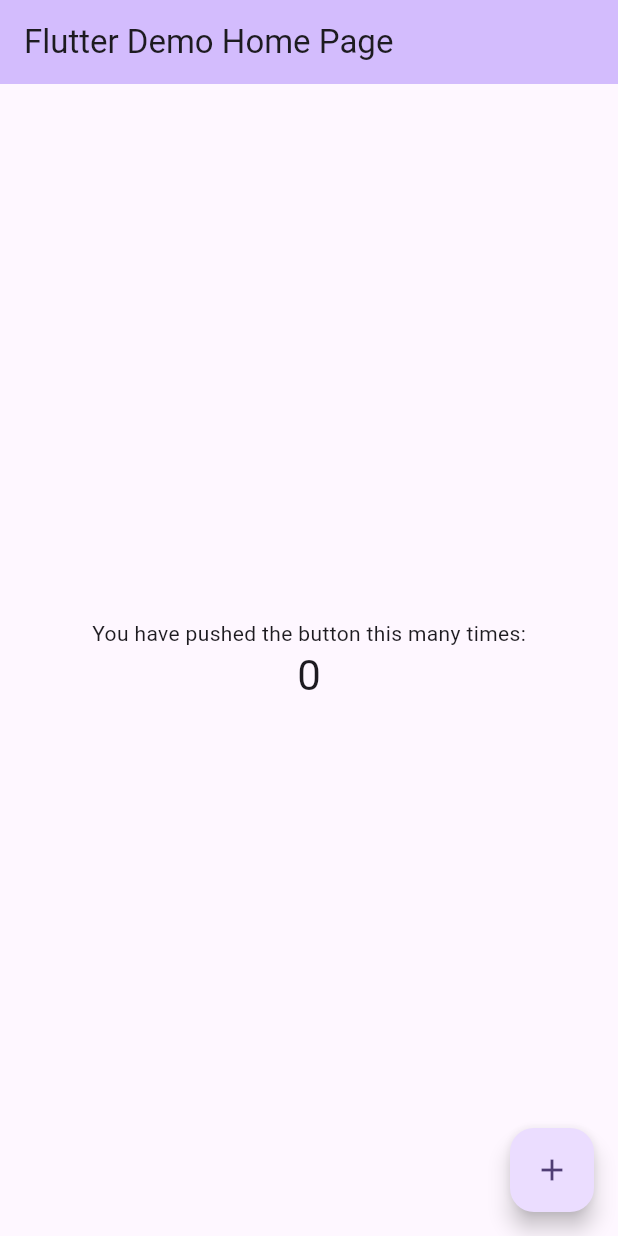
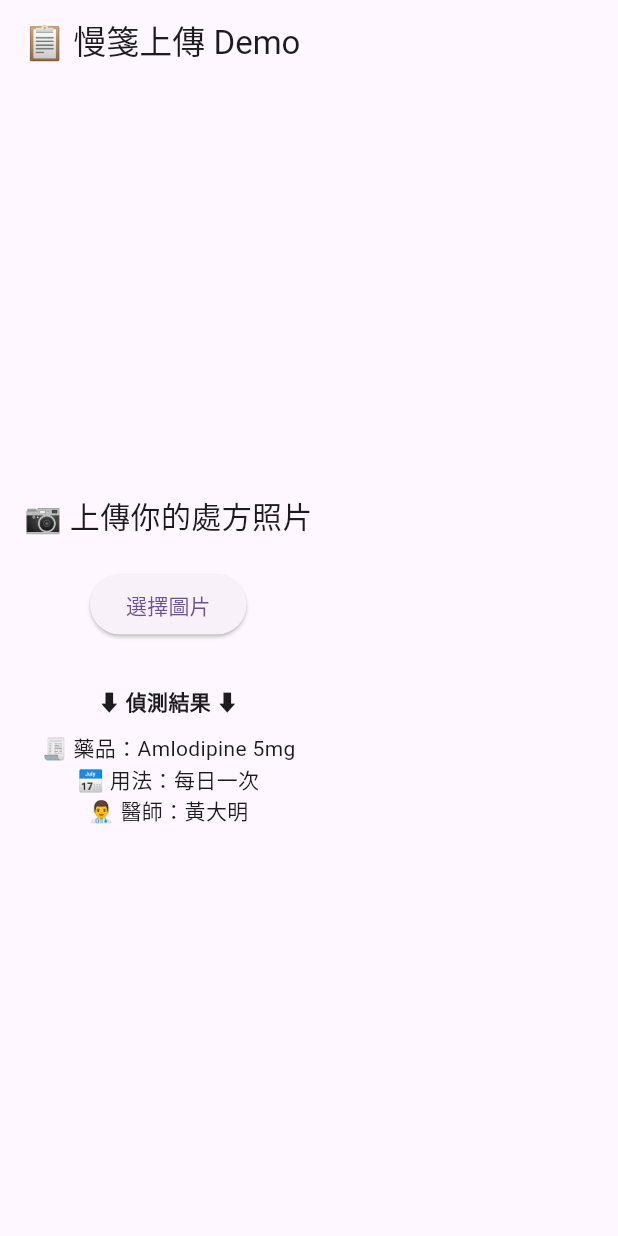
Before and after one commit to Aone0213/Wuchaobang, a Flutter app: the screen it shows after launch, on a phone screen of 412 x 824 dp. Run offline on Flutter 3.47's test engine with Material 3 defaults, Android fonts, the phone set to English and light mode, and no system bars.

Commit message:
首次上傳 Flutter 專案

```diff
--- a/lib/main.dart
+++ b/lib/main.dart
@@ -1,4 +1,4 @@
-import 'package:flutter/material.dart';
+import 'package:flutter/material.dart'; // ← import 放在最上面！
 
 void main() {
   runApp(const MyApp());
@@ -7,116 +7,56 @@ void main() {
 class MyApp extends StatelessWidget {
   const MyApp({super.key});
 
-  // This widget is the root of your application.
   @override
   Widget build(BuildContext context) {
     return MaterialApp(
-      title: 'Flutter Demo',
+      title: '慢箋 Demo App',
       theme: ThemeData(
-        // This is the theme of your application.
-        //
-        // TRY THIS: Try running your application with "flutter run". You'll see
-        // the application has a purple toolbar. Then, without quitting the app,
-        // try changing the seedColor in the colorScheme below to Colors.green
-        // and then invoke "hot reload" (save your changes or press the "hot
-        // reload" button in a Flutter-supported IDE, or press "r" if you used
-        // the command line to start the app).
-        //
-        // Notice that the counter didn't reset back to zero; the application
-        // state is not lost during the reload. To reset the state, use hot
-        // restart instead.
-        //
-        // This works for code too, not just values: Most code changes can be
-        // tested with just a hot reload.
         colorScheme: ColorScheme.fromSeed(seedColor: Colors.deepPurple),
+        useMaterial3: true,
       ),
-      home: const MyHomePage(title: 'Flutter Demo Home Page'),
+      home: const MyHomePage(),
     );
   }
 }
 
-class MyHomePage extends StatefulWidget {
-  const MyHomePage({super.key, required this.title});
-
-  // This widget is the home page of your application. It is stateful, meaning
-  // that it has a State object (defined below) that contains fields that affect
-  // how it looks.
-
-  // This class is the configuration for the state. It holds the values (in this
-  // case the title) provided by the parent (in this case the App widget) and
-  // used by the build method of the State. Fields in a Widget subclass are
-  // always marked "final".
-
-  final String title;
-
-  @override
-  State<MyHomePage> createState() => _MyHomePageState();
-}
-
-class _MyHomePageState extends State<MyHomePage> {
-  int _counter = 0;
-
-  void _incrementCounter() {
-    setState(() {
-      // This call to setState tells the Flutter framework that something has
-      // changed in this State, which causes it to rerun the build method below
-      // so that the display can reflect the updated values. If we changed
-      // _counter without calling setState(), then the build method would not be
-      // called again, and so nothing would appear to happen.
-      _counter++;
-    });
-  }
+class MyHomePage extends StatelessWidget {
+  const MyHomePage({super.key});
 
   @override
   Widget build(BuildContext context) {
-    // This method is rerun every time setState is called, for instance as done
-    // by the _incrementCounter method above.
-    //
-    // The Flutter framework has been optimized to make rerunning build methods
-    // fast, so that you can just rebuild anything that needs updating rather
-    // than having to individually change instances of widgets.
     return Scaffold(
       appBar: AppBar(
-        // TRY THIS: Try changing the color here to a specific color (to
-        // Colors.amber, perhaps?) and trigger a hot reload to see the AppBar
-        // change color while the other colors stay the same.
-        backgroundColor: Theme.of(context).colorScheme.inversePrimary,
-        // Here we take the value from the MyHomePage object that was created by
-        // the App.build method, and use it to set our appbar title.
-        title: Text(widget.title),
+        title: const Text('📋 慢箋上傳 Demo'),
       ),
-      body: Center(
-        // Center is a layout widget. It takes a single child and positions it
-        // in the middle of the parent.
+      body: Padding(
+        padding: const EdgeInsets.all(16.0),
         child: Column(
-          // Column is also a layout widget. It takes a list of children and
-          // arranges them vertically. By default, it sizes itself to fit its
-          // children horizontally, and tries to be as tall as its parent.
-          //
-          // Column has various properties to control how it sizes itself and
-          // how it positions its children. Here we use mainAxisAlignment to
-          // center the children vertically; the main axis here is the vertical
-          // axis because Columns are vertical (the cross axis would be
-          // horizontal).
-          //
-          // TRY THIS: Invoke "debug painting" (choose the "Toggle Debug Paint"
-          // action in the IDE, or press "p" in the console), to see the
-          // wireframe for each widget.
           mainAxisAlignment: MainAxisAlignment.center,
           children: <Widget>[
-            const Text('You have pushed the button this many times:'),
-            Text(
-              '$_counter',
-              style: Theme.of(context).textTheme.headlineMedium,
+            const Text(
+              '📷 上傳你的處方照片',
+              style: TextStyle(fontSize: 20),
             ),
+            const SizedBox(height: 20),
+            ElevatedButton(
+              onPressed: () {
+                print("模擬上傳處方");
+              },
+              child: const Text('選擇圖片'),
+            ),
+            const SizedBox(height: 30),
+            const Text(
+              '⬇ 偵測結果 ⬇',
+              style: TextStyle(fontWeight: FontWeight.bold),
+            ),
+            const SizedBox(height: 10),
+            const Text('🧾 藥品：Amlodipine 5mg'),
+            const Text('📅 用法：每日一次'),
+            const Text('👨‍⚕️ 醫師：黃大明'),
           ],
         ),
       ),
-      floatingActionButton: FloatingActionButton(
-        onPressed: _incrementCounter,
-        tooltip: 'Increment',
-        child: const Icon(Icons.add),
-      ), // This trailing comma makes auto-formatting nicer for build methods.
     );
   }
 }
```
